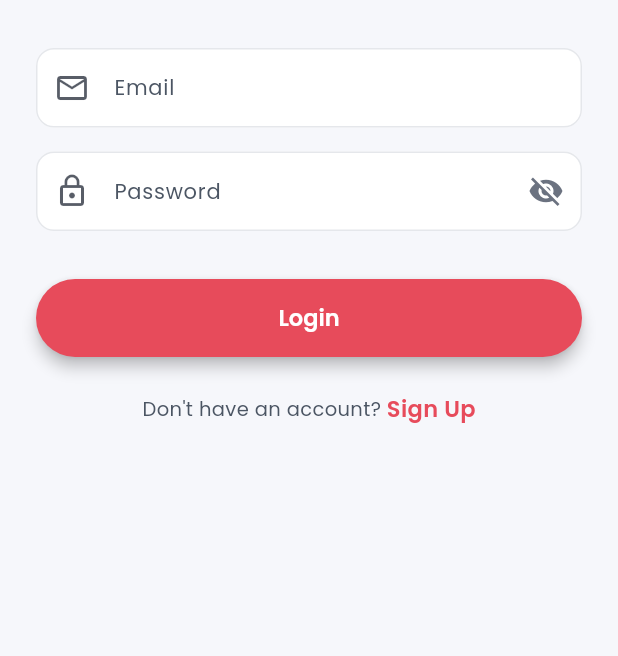
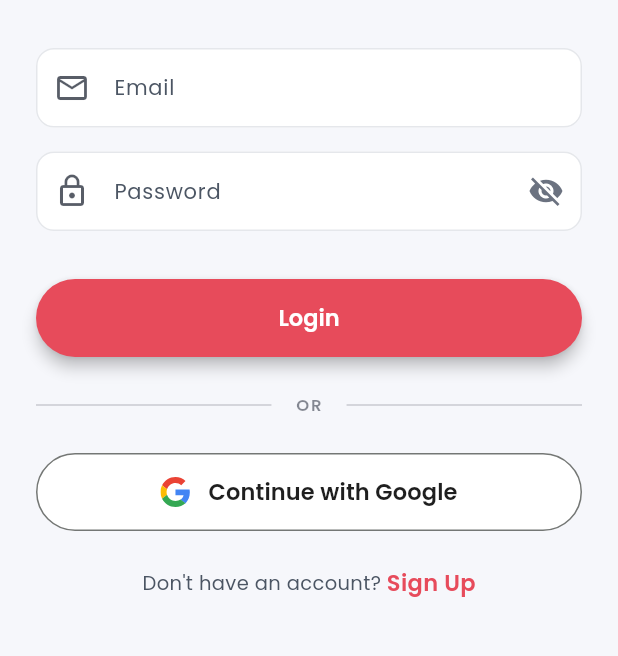
Before and after one commit to Roshan10k/fanup, a Flutter app: the screen it shows after launch, after a tap on "Skip", on a phone screen of 412 x 824 dp, the part 519-1175 px from its top. Run offline on Flutter 3.47's test engine with Material 3 defaults, Android fonts, the phone set to English and light mode, and no system bars; our stand-ins replace connectivity_plus, dartz, dio, equatable, firebase_core, firebase_messaging and 11 more; missing offline and left inert: dio_smart_retry, light, proximity_sensor; accounts and stored records are empty; statements that could not run were skipped.

Commit message:
Add Google Sign-In UI and update auth view model

```diff
--- a/lib/features/auth/presentation/pages/login_page.dart
+++ b/lib/features/auth/presentation/pages/login_page.dart
@@ -1,9 +1,11 @@
 import 'package:flutter/material.dart';
 import 'package:flutter_riverpod/flutter_riverpod.dart';
 
+import 'package:fanup/app/routes/app_routes.dart';
 import 'package:fanup/app/themes/theme.dart';
 import 'package:fanup/features/auth/presentation/view_model/auth_view_model.dart';
 import 'package:fanup/features/auth/presentation/state/auth_state.dart';
+import 'package:fanup/features/auth/presentation/widgets/google_sign_in_button.dart';
 import 'package:fanup/features/dashboard/presentation/pages/dashboard_page.dart';
 import '../pages/signup_page.dart';
 
@@ -20,6 +22,7 @@ class _LoginPageState extends ConsumerState<LoginPage> {
 
   bool _isPasswordVisible = false;
   bool _isLoading = false;
+  bool _isGoogleLoading = false;
 
   @override
   void dispose() {
@@ -48,17 +51,31 @@ class _LoginPageState extends ConsumerState<LoginPage> {
     if (!mounted) return;
 
     if (state.status == AuthStatus.authenticated) {
-      Navigator.pushReplacement(
-        context,
-        MaterialPageRoute(
-          builder: (_) => const BottomNavigationScreen(),
-        ),
-      );
+      AppRoutes.pushReplacement(context, const BottomNavigationScreen());
     } else if (state.status == AuthStatus.error) {
       _showSnackbar(state.errorMessage ?? 'Login failed');
     }
 
     setState(() => _isLoading = false);
+  }
+
+  Future<void> _handleGoogleLogin() async {
+    setState(() => _isGoogleLoading = true);
+
+    await ref.read(authViewModelProvider.notifier).loginWithGoogle();
+
+    final state = ref.read(authViewModelProvider);
+
+    if (!mounted) return;
+
+    if (state.status == AuthStatus.authenticated) {
+      AppRoutes.pushReplacement(context, const BottomNavigationScreen());
+      return;
+    } else if (state.status == AuthStatus.error) {
+      _showSnackbar(state.errorMessage ?? 'Google sign-in failed');
+    }
+
+    if (mounted) setState(() => _isGoogleLoading = false);
   }
 
   void _showSnackbar(String message) {
@@ -68,10 +85,7 @@ class _LoginPageState extends ConsumerState<LoginPage> {
   }
 
   void _navigateToSignup() {
-    Navigator.push(
-      context,
-      MaterialPageRoute(builder: (_) => const SignUpScreen()),
-    );
+    AppRoutes.push(context, const SignUpScreen());
   }
 
   @override
@@ -90,9 +104,12 @@ class _LoginPageState extends ConsumerState<LoginPage> {
             children: [
               const SizedBox(height: 40),
 
-              Image.asset(
-                'assets/images/logo.png',
-                height: 220,
+              Hero(
+                tag: 'fanup-logo',
+                child: Image.asset(
+                  'assets/images/logo.png',
+                  height: 220,
+                ),
               ),
 
               const SizedBox(height: 24),
@@ -178,6 +195,18 @@ class _LoginPageState extends ConsumerState<LoginPage> {
 
               const SizedBox(height: 24),
 
+              const OrDivider(),
+
+              const SizedBox(height: 24),
+
+              GoogleSignInButton(
+                key: const Key('google_login_button'),
+                onPressed: _handleGoogleLogin,
+                isLoading: _isGoogleLoading,
+              ),
+
+              const SizedBox(height: 24),
+
               Row(
                 mainAxisAlignment: MainAxisAlignment.center,
                 children: [
--- /dev/null
+++ b/lib/features/auth/presentation/widgets/google_sign_in_button.dart
@@ -0,0 +1,115 @@
+import 'package:flutter/material.dart';
+import 'package:fanup/app/themes/theme.dart';
+import 'package:flutter_svg/flutter_svg.dart';
+
+/// A "Continue with Google" button that adapts to light/dark theme following
+/// Google's branding guidelines.
+class GoogleSignInButton extends StatelessWidget {
+  final VoidCallback? onPressed;
+  final bool isLoading;
+
+  const GoogleSignInButton({
+    super.key,
+    required this.onPressed,
+    this.isLoading = false,
+  });
+
+  @override
+  Widget build(BuildContext context) {
+    final theme = Theme.of(context);
+    final isDark = theme.brightness == Brightness.dark;
+
+    // Google brand guidelines:
+    //  - Light theme: white (#FFFFFF) background, dark text
+    //  - Dark theme: dark surface background, light text
+    final bgColor = isDark ? const Color(0xFF131314) : Colors.white;
+    final textColor = isDark ? const Color(0xFFE3E3E3) : const Color(0xFF1F1F1F);
+    final borderColor = isDark ? const Color(0xFF8E918F) : const Color(0xFF747775);
+
+    return SizedBox(
+      width: double.infinity,
+      height: 52,
+      child: OutlinedButton(
+        onPressed: isLoading ? null : onPressed,
+        style: OutlinedButton.styleFrom(
+          backgroundColor: bgColor,
+          side: BorderSide(color: borderColor, width: 1),
+          shape: RoundedRectangleBorder(
+            borderRadius: BorderRadius.circular(30),
+          ),
+          elevation: 0,
+        ),
+        child: isLoading
+            ? SizedBox(
+                height: 24,
+                width: 24,
+                child: CircularProgressIndicator(
+                  strokeWidth: 2.5,
+                  color: theme.colorScheme.primary,
+                ),
+              )
+            : Row(
+                mainAxisAlignment: MainAxisAlignment.center,
+                children: [
+                  // Google "G" logo SVG – uses official colors, stays the same
+                  // in both themes per Google guidelines.
+                  SvgPicture.string(
+                    _googleLogoSvg,
+                    width: 20,
+                    height: 20,
+                  ),
+                  const SizedBox(width: 12),
+                  Text(
+                    'Continue with Google',
+                    style: AppTextStyles.poppinsSemiBold18.copyWith(
+                      color: textColor,
+                      fontSize: 15,
+                      fontWeight: FontWeight.w500,
+                    ),
+                  ),
+                ],
+              ),
+      ),
+    );
+  }
+}
+
+/// A styled "OR" divider that adapts to the current theme.
+class OrDivider extends StatelessWidget {
+  const OrDivider({super.key});
+
+  @override
+  Widget build(BuildContext context) {
+    final theme = Theme.of(context);
+    final dividerColor = theme.colorScheme.onSurface.withAlpha(51); // 20%
+    final textColor = theme.colorScheme.onSurface.withAlpha(128); // 50%
+
+    return Row(
+      children: [
+        Expanded(child: Divider(color: dividerColor, thickness: 1)),
+        Padding(
+          padding: const EdgeInsets.symmetric(horizontal: 16),
+          child: Text(
+            'OR',
+            style: AppTextStyles.poppinsSemiBold13.copyWith(
+              color: textColor,
+              letterSpacing: 1.2,
+            ),
+          ),
+        ),
+        Expanded(child: Divider(color: dividerColor, thickness: 1)),
+      ],
+    );
+  }
+}
+
+/// Official Google "G" logo SVG (multi-color).
+const String _googleLogoSvg = '''
+<svg viewBox="0 0 48 48" xmlns="http://www.w3.org/2000/svg">
+  <path fill="#EA4335" d="M24 9.5c3.54 0 6.71 1.22 9.21 3.6l6.85-6.85C35.9 2.38 30.47 0 24 0 14.62 0 6.51 5.38 2.56 13.22l7.98 6.19C12.43 13.72 17.74 9.5 24 9.5z"/>
+  <path fill="#4285F4" d="M46.98 24.55c0-1.57-.15-3.09-.38-4.55H24v9.02h12.94c-.58 2.96-2.26 5.48-4.78 7.18l7.73 6c4.51-4.18 7.09-10.36 7.09-17.65z"/>
+  <path fill="#FBBC05" d="M10.53 28.59a14.5 14.5 0 0 1 0-9.18l-7.98-6.19a24.0 24.0 0 0 0 0 21.56l7.98-6.19z"/>
+  <path fill="#34A853" d="M24 48c6.48 0 11.93-2.13 15.89-5.81l-7.73-6c-2.15 1.45-4.92 2.3-8.16 2.3-6.26 0-11.57-4.22-13.47-9.91l-7.98 6.19C6.51 42.62 14.62 48 24 48z"/>
+  <path fill="none" d="M0 0h48v48H0z"/>
+</svg>
+''';
--- a/lib/main.dart
+++ b/lib/main.dart
@@ -1,22 +1,46 @@
 import 'package:fanup/app/app.dart';
 import 'package:fanup/core/services/hive/hive_service.dart';
+import 'package:fanup/core/services/storage/token_service.dart';
 import 'package:fanup/core/services/storage/user_session_service.dart';
+import 'package:firebase_messaging/firebase_messaging.dart';
 import 'package:flutter/material.dart';
 import 'package:flutter_riverpod/flutter_riverpod.dart';
+import 'package:google_sign_in/google_sign_in.dart';
 import 'package:shared_preferences/shared_preferences.dart';
+import 'package:firebase_core/firebase_core.dart';
+
+Future<void> _firebaseMessagingBackgroundHandler(RemoteMessage message) async {
+  await Firebase.initializeApp();
+}
 
 void main() async {
   WidgetsFlutterBinding.ensureInitialized();
-  // Initialize Hive
   final hiveService = HiveService();
   await hiveService.init();
+  await Firebase.initializeApp();
+  FirebaseMessaging.onBackgroundMessage(_firebaseMessagingBackgroundHandler);
 
-  //shared preferences initialization
+  // Initialize Google Sign-In.
+
+  await GoogleSignIn.instance.initialize(
+    serverClientId: const String.fromEnvironment(
+      'GOOGLE_SERVER_CLIENT_ID',
+      defaultValue: 'Y181810254605-2bn9fe9odmgbrint54n0c195b22gnj63.apps.googleusercontent.com',
+    ),
+  );
+
   final sharedPrefs = await SharedPreferences.getInstance();
+
+  // Hydrate token from secure storage into memory cache
+  final tokenService = TokenService();
+  await tokenService.init();
 
   runApp(
     ProviderScope(
-      overrides: [sharedPreferencesProvider.overrideWithValue(sharedPrefs)],
+      overrides: [
+        sharedPreferencesProvider.overrideWithValue(sharedPrefs),
+        tokenServiceProvider.overrideWithValue(tokenService),
+      ],
       child: const App(),
     ),
   );
```
Also changed, not shown: lib/features/auth/presentation/pages/signup_page.dart (+28 -1 lines), lib/features/auth/presentation/view_model/auth_view_model.dart (+78 -12 lines).
